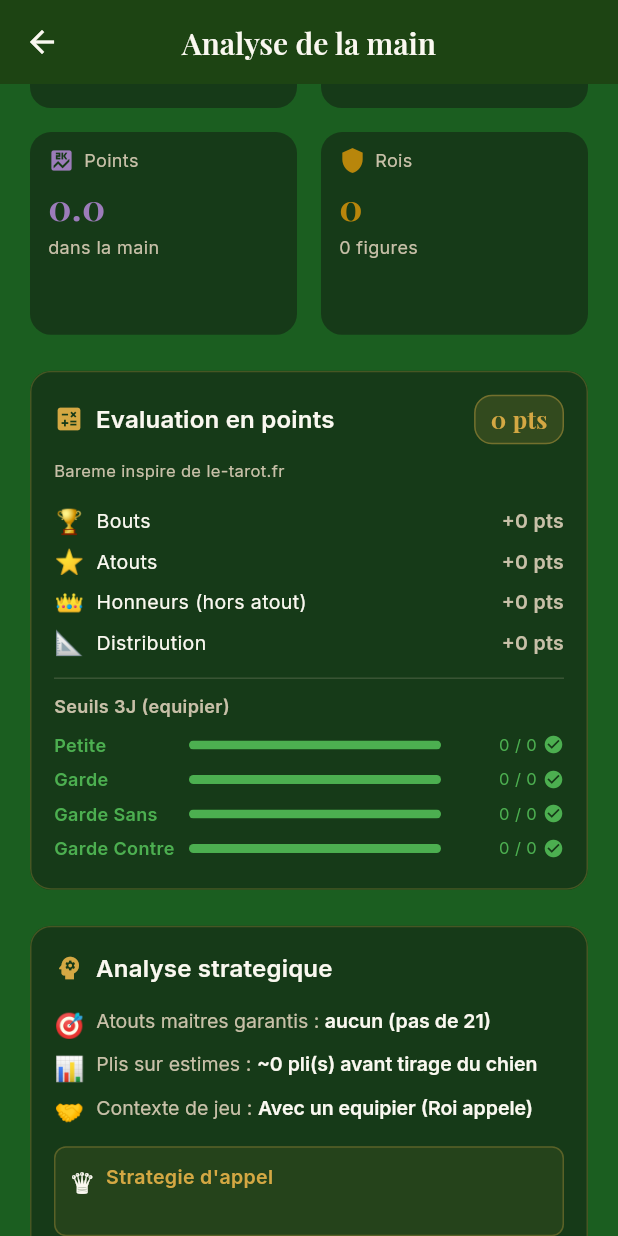
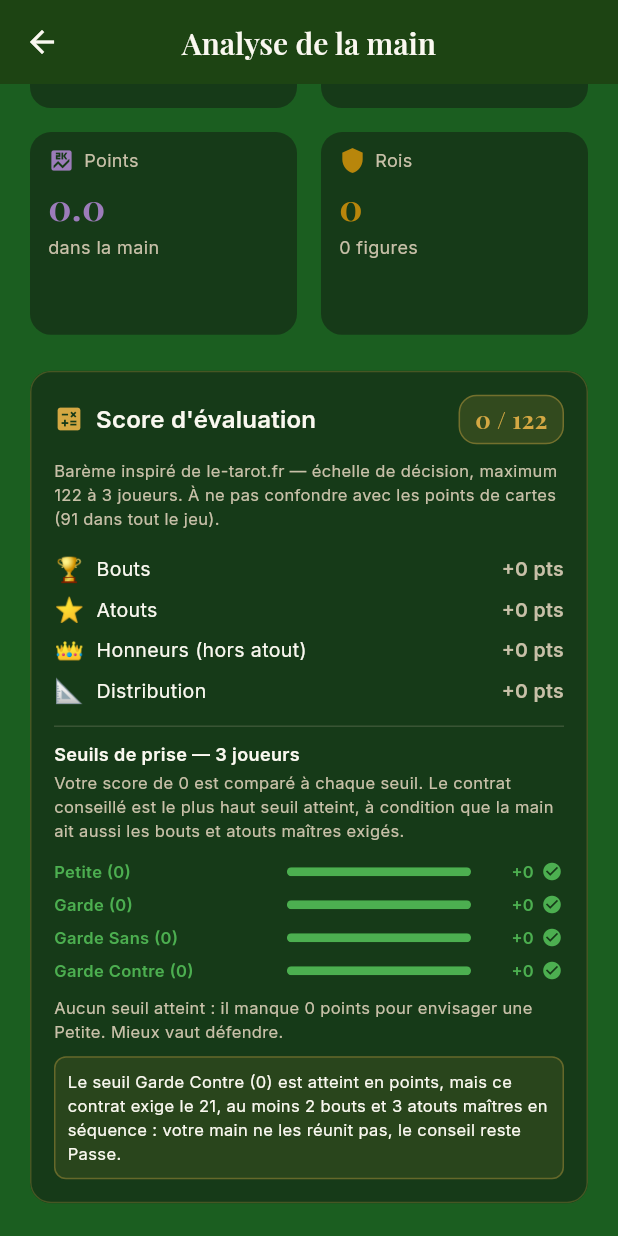
Before and after one commit to tgreneche/tarot_coach, a Flutter app: the HandAnalysisScreen screen opened directly with empty values, scrolled down 576 dp, on a phone screen of 412 x 824 dp. Run offline on Flutter 3.47's test engine with Material 3 defaults, Android fonts, the phone set to English and light mode, and no system bars; our stand-ins replace file_picker, google_fonts, google_mobile_ads, image_picker, in_app_purchase, share_plus and 1 more; missing offline and left inert: syncfusion_flutter_pdfviewer; accounts and stored records are empty; network calls fail; statements that could not run were skipped.

Commit message:
v1.0.0+24 : lisibilite de l'analyse de main et libelle de l'appel
Ecran d'analyse de main :
- Le score du bareme s'affiche « 101 / 101 » avec son maximum, et une
  legende precise qu'il s'agit d'une echelle de decision sans rapport
  avec les 91 points de cartes du jeu (source de confusion signalee)
- Nouveau HandAnalysis.maxPoints (122 a 3J, 108 a 4J, 101 a 5J), adosse
  a un test de recherche exhaustive qui echoue si le bareme change
- Section des seuils reecrite : contexte de la table, phrase
  d'explication, seuil et marge par palier au lieu du score repete
  quatre fois, contrat conseille marque d'une etoile
- Encadre explicatif quand un seuil est franchi en points mais ecarte
  par un garde-fou (21, bouts, atouts maitres)
- Correction : le libelle « Garde Contre (81) » etait tronque, sa
  largeur etait fixe et ne s'adaptait pas a l'ecran

Saisie d'une donne :
- « Qui avait le Roi ? » devient « Joueur appele ? », message d'erreur
  aligne sur ce libelle

Co-Authored-By: Claude Fable 5 <noreply@anthropic.com>

```diff
--- a/lib/models/hand.dart
+++ b/lib/models/hand.dart
@@ -113,6 +113,21 @@ class HandAnalysis {
     required this.points,
     required this.thresholds,
   });
+
+  /// Score maximum atteignable par le bareme pour cette taille de main.
+  ///
+  /// Le bareme cumule volontairement plusieurs signaux pour une meme carte
+  /// (le 21 compte en bout, en atout, en gros atout et en sequence) : son
+  /// plafond depend donc du nombre de cartes distribuees et n'a aucun
+  /// rapport avec les 91 points de cartes du jeu.
+  ///
+  /// Valeurs etablies par recherche exhaustive sur les 78 cartes, verifiees
+  /// par `test/bareme_max_test.dart`.
+  int get maxPoints => switch (playerCount) {
+        PlayerCount.three => 122, // 24 cartes
+        PlayerCount.four => 108, // 18 cartes
+        PlayerCount.five => 101, // 15 cartes
+      };
 
   /// Points necessaires pour gagner selon le nombre de bouts.
   int get pointsNeeded => switch (boutCount) {
--- a/lib/screens/hand_analysis_screen.dart
+++ b/lib/screens/hand_analysis_screen.dart
@@ -219,14 +219,16 @@ class _HandAnalysisScreenState extends State<HandAnalysisScreen>
                       children: [
                         Icon(Icons.calculate, color: t.gold, size: 20),
                         const SizedBox(width: 8),
-                        Text(
-                          'Evaluation en points',
-                          style: Theme.of(context)
-                              .textTheme
-                              .titleMedium
-                              ?.copyWith(fontWeight: FontWeight.w600),
+                        Expanded(
+                          child: Text(
+                            'Score d\'évaluation',
+                            style: Theme.of(context)
+                                .textTheme
+                                .titleMedium
+                                ?.copyWith(fontWeight: FontWeight.w600),
+                          ),
                         ),
-                        const Spacer(),
+                        const SizedBox(width: 8),
                         Container(
                           padding: const EdgeInsets.symmetric(
                               horizontal: 10, vertical: 4),
@@ -237,7 +239,8 @@ class _HandAnalysisScreenState extends State<HandAnalysisScreen>
                                 Border.all(color: t.gold.withValues(alpha: 0.4)),
                           ),
                           child: Text(
-                            '${widget.analysis.points.total} pts',
+                            '${widget.analysis.points.total}'
+                            ' / ${widget.analysis.maxPoints}',
                             style: t.titleFont(
                               fontSize: 16,
                               fontWeight: FontWeight.w700,
@@ -249,7 +252,11 @@ class _HandAnalysisScreenState extends State<HandAnalysisScreen>
                     ),
                     const SizedBox(height: 10),
                     Text(
-                      'Bareme inspire de le-tarot.fr',
+                      'Barème inspiré de le-tarot.fr — échelle de décision, '
+                      'maximum ${widget.analysis.maxPoints} à '
+                      '${widget.analysis.playerCount.count} joueurs. '
+                      'À ne pas confondre avec les points de cartes '
+                      '(91 dans tout le jeu).',
                       style: t.bodyFont(
                           fontSize: 11, color: t.textSecondary),
                     ),
@@ -275,37 +282,7 @@ class _HandAnalysisScreenState extends State<HandAnalysisScreen>
                       value: widget.analysis.points.distributionPoints,
                     ),
                     const Divider(height: 20),
-                    // Seuils
-                    Text(
-                      'Seuils ${widget.analysis.playerCount.count}J '
-                      '${widget.analysis.playsAlone ? "(solo)" : "(equipier)"}',
-                      style: t.bodyFont(
-                        fontSize: 12,
-                        fontWeight: FontWeight.w600,
-                        color: t.textSecondary,
-                      ),
-                    ),
-                    const SizedBox(height: 6),
-                    _ThresholdRow(
-                      label: 'Petite',
-                      threshold: widget.analysis.thresholds.petite,
-                      current: widget.analysis.points.total,
-                    ),
-                    _ThresholdRow(
-                      label: 'Garde',
-                      threshold: widget.analysis.thresholds.garde,
-                      current: widget.analysis.points.total,
-                    ),
-                    _ThresholdRow(
-                      label: 'Garde Sans',
-                      threshold: widget.analysis.thresholds.gardeSans,
-                      current: widget.analysis.points.total,
-                    ),
-                    _ThresholdRow(
-                      label: 'Garde Contre',
-                      threshold: widget.analysis.thresholds.gardeContre,
-                      current: widget.analysis.points.total,
-                    ),
+                    _ThresholdsSection(analysis: widget.analysis),
                   ],
                 ),
               ),
@@ -861,66 +838,203 @@ class _PointsLine extends StatelessWidget {
   }
 }
 
+/// Bloc « seuils de prise » : explique a quoi se compare le score, quel
+/// contrat en decoule, et pourquoi un seuil atteint peut malgre tout etre
+/// ecarte (garde-fous de bouts et d'atouts maitres).
+class _ThresholdsSection extends StatelessWidget {
+  final HandAnalysis analysis;
+
+  const _ThresholdsSection({required this.analysis});
+
+  /// Exigences structurelles au-dela du seuil en points.
+  static String? _exigence(ContractType c) => switch (c) {
+        ContractType.gardeContre =>
+          'le 21, au moins 2 bouts et 3 atouts maîtres en séquence',
+        ContractType.gardeSans =>
+          'au moins 2 bouts et 2 atouts maîtres en séquence',
+        _ => null,
+      };
+
+  @override
+  Widget build(BuildContext context) {
+    final t = AppTheme.of(context);
+    final th = analysis.thresholds;
+    final total = analysis.points.total;
+    final reco = analysis.recommendation.contract;
+
+    final paliers = <(ContractType, int)>[
+      (ContractType.petite, th.petite),
+      (ContractType.garde, th.garde),
+      (ContractType.gardeSans, th.gardeSans),
+      (ContractType.gardeContre, th.gardeContre),
+    ];
+
+    // Plus haut palier franchi en points (independamment des garde-fous).
+    var atteint = ContractType.passe;
+    var seuilAtteint = 0;
+    for (final p in paliers) {
+      if (total >= p.$2) {
+        atteint = p.$1;
+        seuilAtteint = p.$2;
+      }
+    }
+    final ecarte = atteint.multiplier > reco.multiplier;
+
+    final contexte = analysis.playerCount == PlayerCount.five
+        ? (analysis.playsAlone
+            ? ' (jeu en solo : 4 Rois en main)'
+            : ' (avec un équipier)')
+        : '';
+
+    return Column(
+      crossAxisAlignment: CrossAxisAlignment.start,
+      children: [
+        Text(
+          'Seuils de prise — ${analysis.playerCount.count} joueurs$contexte',
+          style: t.bodyFont(
+            fontSize: 12,
+            fontWeight: FontWeight.w600,
+            color: t.textPrimary,
+          ),
+        ),
+        const SizedBox(height: 3),
+        Text(
+          'Votre score de $total est comparé à chaque seuil. Le contrat '
+          'conseillé est le plus haut seuil atteint, à condition que la '
+          'main ait aussi les bouts et atouts maîtres exigés.',
+          style: t.bodyFont(fontSize: 11, color: t.textSecondary),
+        ),
+        const SizedBox(height: 8),
+        for (final p in paliers)
+          _ThresholdRow(
+            label: p.$1.label,
+            threshold: p.$2,
+            current: total,
+            isRecommended: p.$1 == reco,
+          ),
+        const SizedBox(height: 6),
+        if (reco == ContractType.passe)
+          Text(
+            'Aucun seuil atteint : il manque ${th.petite - total} points '
+            'pour envisager une Petite. Mieux vaut défendre.',
+            style: t.bodyFont(fontSize: 11, color: t.textSecondary),
+          )
+        else
+          Row(
+            crossAxisAlignment: CrossAxisAlignment.start,
+            children: [
+              Icon(Icons.star, size: 13, color: t.gold),
+              const SizedBox(width: 5),
+              Expanded(
+                child: Text(
+                  'Contrat conseillé : ${reco.label}.',
+                  style: t.bodyFont(fontSize: 11, color: t.textSecondary),
+                ),
+              ),
+            ],
+          ),
+        if (ecarte) ...[
+          const SizedBox(height: 8),
+          Container(
+            padding: const EdgeInsets.all(8),
+            decoration: BoxDecoration(
+              color: t.gold.withValues(alpha: 0.10),
+              borderRadius: BorderRadius.circular(8),
+              border: Border.all(color: t.gold.withValues(alpha: 0.35)),
+            ),
+            child: Text(
+              'Le seuil ${atteint.label} ($seuilAtteint) est atteint en '
+              'points, mais ce contrat exige ${_exigence(atteint)} : votre '
+              'main ne les réunit pas, le conseil reste ${reco.label}.',
+              style: t.bodyFont(fontSize: 11, color: t.textPrimary),
+            ),
+          ),
+        ],
+      ],
+    );
+  }
+}
+
 class _ThresholdRow extends StatelessWidget {
   final String label;
   final int threshold;
   final int current;
+  final bool isRecommended;
 
   const _ThresholdRow({
     required this.label,
     required this.threshold,
     required this.current,
+    this.isRecommended = false,
   });
 
   @override
   Widget build(BuildContext context) {
     final t = AppTheme.of(context);
     final reached = current >= threshold;
+    final delta = current - threshold;
     final progress = (current / threshold).clamp(0.0, 1.0);
+    final color = isRecommended
+        ? t.gold
+        : reached
+            ? t.success
+            : t.textSecondary;
 
     return Padding(
       padding: const EdgeInsets.symmetric(vertical: 3),
       child: Row(
         children: [
-          SizedBox(
-            width: 90,
+          // Largeurs proportionnelles : un libelle a largeur fixe tronquait
+          // « Garde Contre (81) » quelle que soit la taille de l'ecran.
+          Expanded(
+            flex: 6,
             child: Text(
-              label,
+              '$label ($threshold)',
+              maxLines: 1,
+              overflow: TextOverflow.ellipsis,
               style: t.bodyFont(
-                fontSize: 12,
+                fontSize: 11,
                 fontWeight:
-                    reached ? FontWeight.w600 : FontWeight.w400,
-                color: reached ? t.success : t.textSecondary,
+                    isRecommended || reached ? FontWeight.w600 : FontWeight.w400,
+                color: color,
               ),
             ),
           ),
+          const SizedBox(width: 8),
           Expanded(
+            flex: 5,
             child: ClipRRect(
               borderRadius: BorderRadius.circular(4),
               child: LinearProgressIndicator(
                 value: progress,
                 minHeight: 6,
                 backgroundColor: t.primaryDark,
-                color: reached ? t.success : t.gold,
+                color: isRecommended ? t.gold : (reached ? t.success : t.gold),
               ),
             ),
           ),
           const SizedBox(width: 8),
           SizedBox(
-            width: 56,
+            width: 34,
             child: Text(
-              '$current / $threshold',
+              reached ? '+$delta' : '$delta',
               style: t.bodyFont(
                 fontSize: 11,
-                color: reached ? t.success : t.textSecondary,
+                fontWeight: FontWeight.w600,
+                color: color,
               ),
               textAlign: TextAlign.right,
             ),
           ),
-          if (reached) ...[
-            const SizedBox(width: 4),
-            Icon(Icons.check_circle, size: 14, color: t.success),
-          ],
+          const SizedBox(width: 4),
+          SizedBox(
+            width: 16,
+            child: isRecommended
+                ? Icon(Icons.star, size: 14, color: t.gold)
+                : reached
+                    ? Icon(Icons.check_circle, size: 14, color: t.success)
+                    : null,
+          ),
         ],
       ),
     );
--- a/lib/screens/session/donne_input_screen.dart
+++ b/lib/screens/session/donne_input_screen.dart
@@ -134,7 +134,7 @@ class _DonneInputScreenState extends State<DonneInputScreen> {
     }
     // À 5 ou 6 joueurs : appelé obligatoire
     if (_hasAppelRoi && _appeleIndex == null) {
-      return (message: 'Qui avait le Roi appelé ?', field: 'appele');
+      return (message: 'Indiquez le joueur appelé', field: 'appele');
     }
     return null;
   }
@@ -462,7 +462,7 @@ class _DonneInputScreenState extends State<DonneInputScreen> {
                       Row(
                         children: [
                           Expanded(
-                            child: Text('Qui avait le Roi ?',
+                            child: Text('Joueur appelé ?',
                                 style: Theme.of(context).textTheme.bodySmall?.copyWith(
                                       fontWeight: FontWeight.w600,
                                       color: _errorField == 'appele' ? t.error : null,
--- a/pubspec.yaml
+++ b/pubspec.yaml
@@ -1,7 +1,7 @@
 name: tarot_coach
 description: "TarotCoach - L'assistant intelligent pour vos parties de Tarot français"
 publish_to: 'none'
-version: 1.0.0+23
+version: 1.0.0+24
 
 environment:
   sdk: ^3.5.0
```
Also changed, not shown: 2 other files.
